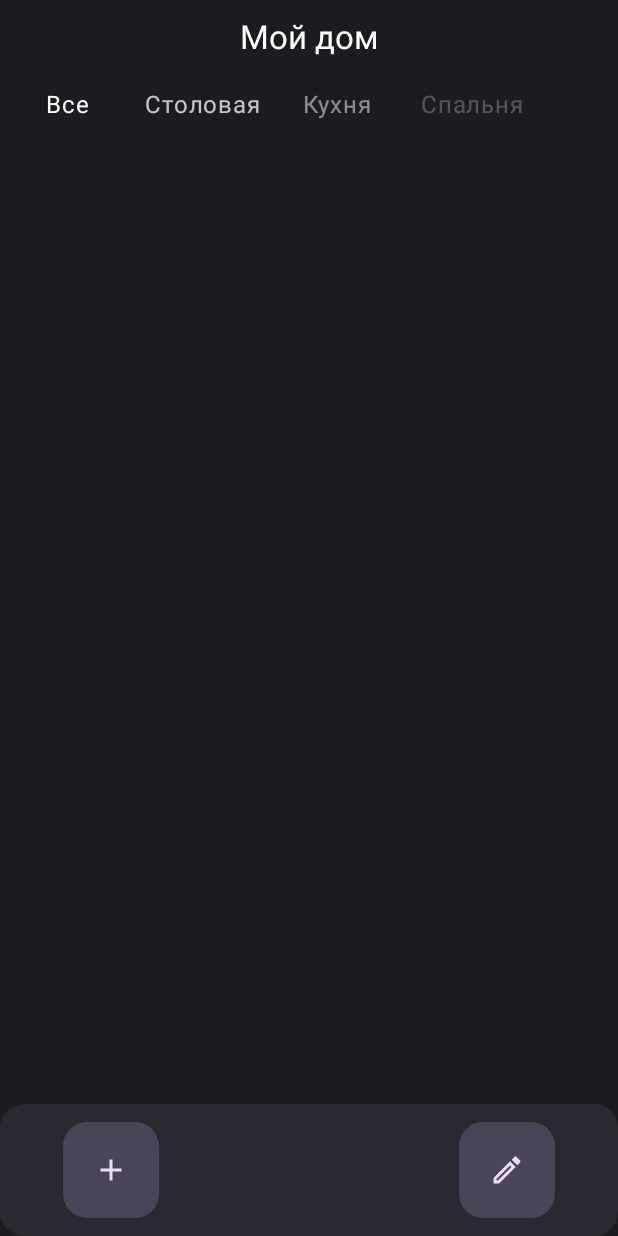
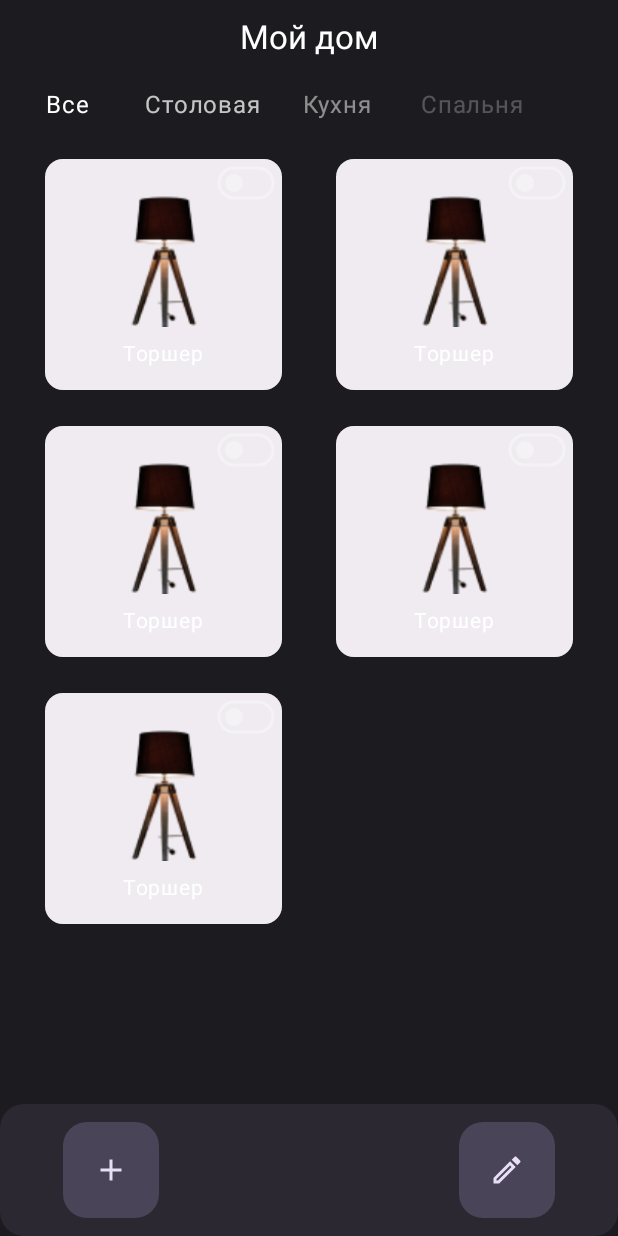
Before and after one commit to moevm/adfmp1h23-smart-home, an Android app built with Jetpack Compose: the screen it shows after launch (MainActivity), on a phone screen of 412 x 824 dp. Run offline under Robolectric (Android 15) with nearby library versions, the phone set to English and light mode, and no system bars; our stand-ins replace accompanist.

Commit message:
created grid and bottom buttons states add

```diff
--- a/app/src/main/java/com/example/app/navigation/Navigation.kt
+++ b/app/src/main/java/com/example/app/navigation/Navigation.kt
@@ -1,6 +1,5 @@
 package com.example.app.navigation
 
-import androidx.compose.foundation.background
 import androidx.compose.foundation.layout.Box
 import androidx.compose.foundation.layout.fillMaxSize
 import androidx.compose.runtime.Composable
@@ -10,8 +9,7 @@ import androidx.navigation.compose.composable
 import androidx.navigation.compose.rememberNavController
 import com.example.app.navigation.ProjectDestinations.MAIN_ROUTE
 import com.example.app.navigation.ProjectDestinations.SEARCH_ROUTE
-import com.example.app.screens.MainScreen
-import com.example.app.ui.theme.ProjectBlack
+import com.example.app.screens.main.MainScreen
 
 @Composable
 fun Navigation(
--- /dev/null
+++ b/app/src/main/java/com/example/app/screens/main/FurnitureItemUI.kt
@@ -0,0 +1,111 @@
+package com.example.app.screens.main
+
+import androidx.compose.foundation.BorderStroke
+import androidx.compose.foundation.Image
+import androidx.compose.foundation.background
+import androidx.compose.foundation.layout.*
+import androidx.compose.foundation.shape.CircleShape
+import androidx.compose.foundation.shape.RoundedCornerShape
+import androidx.compose.material.icons.Icons
+import androidx.compose.material.icons.outlined.Delete
+import androidx.compose.material3.*
+import androidx.compose.runtime.Composable
+import androidx.compose.ui.Alignment
+import androidx.compose.ui.Modifier
+import androidx.compose.ui.unit.dp
+import androidx.compose.ui.unit.sp
+import com.example.app.screens.main.models.CustomSwitch
+import com.example.app.screens.main.models.FurnitureItemStates
+import com.example.app.screens.main.models.FurnitureModel
+import com.example.app.ui.theme.*
+
+@Composable
+fun FurnitureItemUI(
+    modifier: Modifier = Modifier,
+    furnitureItemStates: FurnitureItemStates,
+    furnitureModel: FurnitureModel
+) {
+
+    Box(
+        modifier = Modifier
+            .fillMaxSize()
+            .padding(horizontal = 6.dp)
+    ) {
+
+        Card(
+            modifier = modifier
+                .align(Alignment.Center)
+                .padding(12.dp)
+                .background(
+                    White35,
+                    shape = RoundedCornerShape(15.dp)
+                ),
+            elevation = CardDefaults.cardElevation(
+                defaultElevation = 0.dp
+            )
+        ) {
+            Box(
+                modifier = Modifier
+                    .fillMaxSize()
+                    .background(
+                        White35
+                    ),
+            ) {
+
+                if (furnitureItemStates == FurnitureItemStates.SimpleState) {
+                    CustomSwitch(
+                        modifier = Modifier
+                            .padding(6.dp)
+                            .align(Alignment.TopEnd),
+                        checkedTrackColor = White50,
+                        uncheckedTrackColor = White50,
+                    )
+                }
+
+                Column(
+                    modifier = Modifier
+                        .fillMaxSize()
+                        .padding(12.dp),
+                    horizontalAlignment = Alignment.CenterHorizontally
+                ) {
+                    Image(
+                        modifier = Modifier
+                            .size(100.dp)
+                            .padding(top = 6.dp),
+                        painter = furnitureModel.painter,
+                        contentDescription = null
+                    )
+                    Text(
+                        modifier = Modifier.padding(top = 6.dp),
+                        text = furnitureModel.text,
+                        color = White,
+                        fontSize = 14.sp
+                    )
+
+                }
+            }
+
+
+        }
+
+        if (furnitureItemStates == FurnitureItemStates.DeletedState) {
+            Surface(
+                modifier = Modifier
+                    .align(Alignment.TopEnd),
+                shape = CircleShape,
+                color = Red,
+                border = BorderStroke(2.dp, color = White50)
+            ) {
+                Icon(
+                    modifier = Modifier
+                        .padding(10.dp)
+                        .size(20.dp),
+                    imageVector = Icons.Outlined.Delete,
+                    tint = White,
+                    contentDescription = null
+                )
+            }
+        }
+    }
+
+}
--- a/app/src/main/java/com/example/app/screens/MainScreen.kt
+++ b/app/src/main/java/com/example/app/screens/main/MainScreen.kt
@@ -1,4 +1,4 @@
-package com.example.app.screens
+package com.example.app.screens.main
 
 import androidx.compose.foundation.background
 import androidx.compose.foundation.layout.*
@@ -13,9 +13,14 @@ import androidx.compose.runtime.*
 import androidx.compose.ui.Alignment
 import androidx.compose.ui.Modifier
 import androidx.compose.ui.graphics.Color
+import androidx.compose.ui.res.painterResource
 import androidx.compose.ui.text.TextStyle
 import androidx.compose.ui.unit.dp
 import androidx.compose.ui.unit.sp
+import com.example.ai_home.R
+import com.example.app.screens.RoomItem
+import com.example.app.screens.main.models.FurnitureItemStates
+import com.example.app.screens.main.models.FurnitureModel
 import com.example.app.ui.theme.*
 import kotlin.math.abs
 
@@ -25,17 +30,57 @@ fun MainScreen(
     modifier: Modifier = Modifier,
 ) {
 
+    var editingButtonIsSelected by remember {
+        mutableStateOf(false)
+    }
+    var addingButtonIsSelected by remember {
+        mutableStateOf(false)
+    }
+
     var selectedIndex by remember {
         mutableStateOf(0)
     }
 
-    var rooms = remember {
+    val rooms = remember {
         mutableStateListOf(
             "Все",
             "Столовая",
             "Кухня",
             "Спальня",
             "Ванная"
+        )
+    }
+
+
+    val picture = painterResource(id = R.drawable.image_photo_room)
+
+    val furniture = remember {
+        mutableStateListOf(
+            FurnitureModel(
+                isSelected = false,
+                text = "Торшер",
+                painter = picture
+            ),
+            FurnitureModel(
+                isSelected = false,
+                text = "Торшер",
+                painter = picture
+            ),
+            FurnitureModel(
+                isSelected = false,
+                text = "Торшер",
+                painter = picture
+            ),
+            FurnitureModel(
+                isSelected = false,
+                text = "Торшер",
+                painter = picture
+            ),
+            FurnitureModel(
+                isSelected = false,
+                text = "Торшер",
+                painter = picture
+            ),
         )
     }
 
@@ -77,11 +122,13 @@ fun MainScreen(
                     IconButton(
                         modifier = Modifier
                             .background(
-                                color = PurpleMedium,
+                                color = if (!addingButtonIsSelected) PurpleMedium else BlueLight,
                                 shape = RoundedCornerShape(16.dp)
                             )
                             .padding(8.dp),
-                        onClick = {}
+                        onClick = {
+                            addingButtonIsSelected = !addingButtonIsSelected
+                        }
                     ) {
                         Icon(
                             modifier = Modifier
@@ -94,11 +141,13 @@ fun MainScreen(
                     IconButton(
                         modifier = Modifier
                             .background(
-                                color = PurpleMedium,
+                                color = if (!editingButtonIsSelected) PurpleMedium else BlueLight,
                                 shape = RoundedCornerShape(16.dp)
                             )
                             .padding(8.dp),
-                        onClick = {}
+                        onClick = {
+                            editingButtonIsSelected = !editingButtonIsSelected
+                        }
                     ) {
                         Icon(
                             modifier = Modifier
@@ -147,9 +196,18 @@ fun MainScreen(
             }
             LazyVerticalGrid(
                 modifier = Modifier
+                    .padding(12.dp)
                     .fillMaxSize(),
+                horizontalArrangement = Arrangement.SpaceEvenly,
                 columns = GridCells.Fixed(2)
             ) {
+
+                items(furniture.size) { currentFurniture ->
+                    FurnitureItemUI(
+                        furnitureItemStates = FurnitureItemStates.SimpleState,
+                        furnitureModel = furniture[currentFurniture]
+                    )
+                }
 
             }
         }
--- /dev/null
+++ b/app/src/main/java/com/example/app/screens/main/MainScreenViewModel.kt
@@ -0,0 +1,6 @@
+package com.example.app.screens.main
+
+import androidx.lifecycle.ViewModel
+
+class MainScreenViewModel : ViewModel(){
+}
--- /dev/null
+++ b/app/src/main/java/com/example/app/screens/main/models/CustomSwitch.kt
@@ -0,0 +1,73 @@
+package com.example.app.screens.main.models
+
+import androidx.compose.animation.core.animateFloatAsState
+import androidx.compose.foundation.Canvas
+import androidx.compose.foundation.gestures.detectTapGestures
+import androidx.compose.foundation.layout.size
+import androidx.compose.runtime.*
+import androidx.compose.ui.Modifier
+import androidx.compose.ui.draw.scale
+import androidx.compose.ui.geometry.CornerRadius
+import androidx.compose.ui.geometry.Offset
+import androidx.compose.ui.graphics.Color
+import androidx.compose.ui.graphics.drawscope.Stroke
+import androidx.compose.ui.input.pointer.pointerInput
+import androidx.compose.ui.platform.LocalDensity
+import androidx.compose.ui.unit.Dp
+import androidx.compose.ui.unit.dp
+
+@Composable
+fun CustomSwitch(
+    modifier : Modifier = Modifier,
+    width: Dp = 36.dp,
+    height: Dp = 20.dp,
+    strokeWidth: Dp = 2.dp,
+    checkedTrackColor: Color = Color.Green,
+    uncheckedTrackColor: Color = Color.Red,
+    gapBetweenThumbAndTrackEdge: Dp = 4.dp
+) {
+    var switchON by remember {
+        mutableStateOf(false) // Initially the switch is ON
+    }
+
+    val thumbRadius = (height / 2) - gapBetweenThumbAndTrackEdge
+
+    // To move thumb, we need to calculate the position (along x axis)
+    val animatePosition = animateFloatAsState(
+        targetValue = if (switchON)
+            with(LocalDensity.current) { (width - thumbRadius - gapBetweenThumbAndTrackEdge).toPx() }
+        else
+            with(LocalDensity.current) { (thumbRadius + gapBetweenThumbAndTrackEdge).toPx() }
+    )
+
+    Canvas(
+        modifier = modifier
+            .size(width = width, height = height)
+            .pointerInput(Unit) {
+                detectTapGestures(
+                    onTap = {
+                        // This is called when the user taps on the canvas
+                        switchON = !switchON
+                    }
+                )
+            }
+    ) {
+        // Track
+        drawRoundRect(
+            color = if (switchON) checkedTrackColor else uncheckedTrackColor,
+            cornerRadius = CornerRadius(x = 10.dp.toPx(), y = 10.dp.toPx()),
+            style = Stroke(width = strokeWidth.toPx())
+        )
+
+        // Thumb
+        drawCircle(
+            color = if (switchON) checkedTrackColor else uncheckedTrackColor,
+            radius = thumbRadius.toPx(),
+            center = Offset(
+                x = animatePosition.value,
+                y = size.height / 2
+            )
+        )
+    }
+
+}
--- /dev/null
+++ b/app/src/main/java/com/example/app/screens/main/models/FornitureModel.kt
@@ -0,0 +1,9 @@
+package com.example.app.screens.main.models
+
+import androidx.compose.ui.graphics.painter.Painter
+
+data class FurnitureModel(
+    var isSelected: Boolean,
+    val text: String,
+    val painter: Painter
+)
--- /dev/null
+++ b/app/src/main/java/com/example/app/screens/main/models/FurnitureItemStates.kt
@@ -0,0 +1,6 @@
+package com.example.app.screens.main.models
+
+sealed class FurnitureItemStates {
+    object SimpleState : FurnitureItemStates()
+    object DeletedState : FurnitureItemStates()
+}
--- a/app/src/main/java/com/example/app/ui/theme/Color.kt
+++ b/app/src/main/java/com/example/app/ui/theme/Color.kt
@@ -11,5 +11,7 @@ val PurpleLight = Color(0xFFE8DEF8)
 val PurpleDark = Color(0x14D0BCFF)
 val BlueLight = Color(0xFF0FCAE3)
 
+val Red = Color(0xFFC33C3C)
+
 val PurpleAnother = Color(0xFFE8DEF8)
 val Green = Color(0xFF80DF8A)
```
Also changed, not shown: app/src/main/java/com/example/app/screens/main/RoomItem.kt (renamed from app/src/main/java/com/example/app/screens/RoomItem.kt), app/src/main/res/drawable/image_photo_room.png (added).
